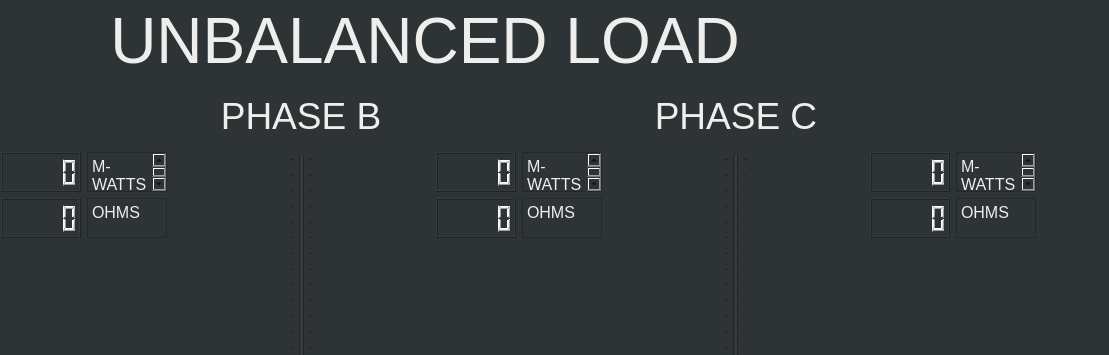
Old version of the form LoadControlGUI/Rev2.0/LoadControlGUI_Man.ui in the repository USAFACyberPower/CyberPower; both pictures show x 257 to 1366 and y 0 to 355 of the 1366 by 768 pixel window.
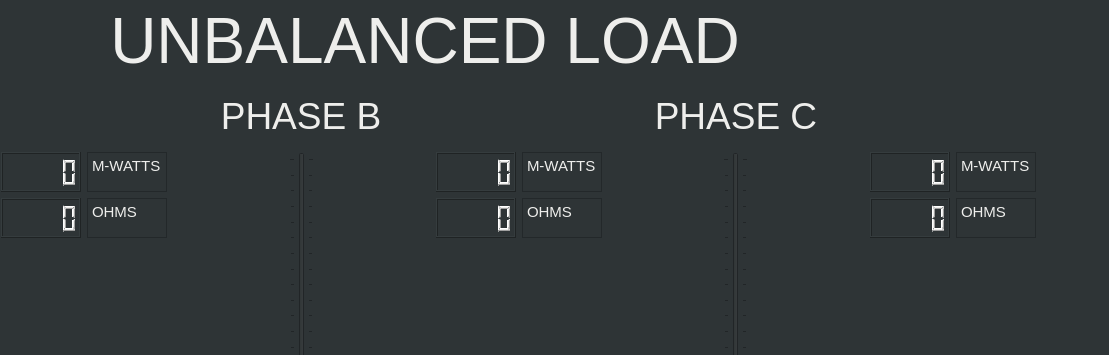
New version of the form.

Commit message: Enabled serial command tx with slider coordination.  Need to amend correct opcodes for full functionality.

What changed in the file:
```diff
--- a/LoadControlGUI/Rev2.0/LoadControlGUI_Man.ui
+++ b/LoadControlGUI/Rev2.0/LoadControlGUI_Man.ui
@@ -385,7 +385,7 @@
 &lt;html&gt;&lt;head&gt;&lt;meta name=&quot;qrichtext&quot; content=&quot;1&quot; /&gt;&lt;style type=&quot;text/css&quot;&gt;
 p, li { white-space: pre-wrap; }
 &lt;/style&gt;&lt;/head&gt;&lt;body style=&quot; font-family:'Ubuntu'; font-size:11pt; font-weight:400; font-style:normal;&quot;&gt;
-&lt;p style=&quot; margin-top:0px; margin-bottom:0px; margin-left:0px; margin-right:0px; -qt-block-indent:0; text-indent:0px;&quot;&gt;&lt;span style=&quot; font-size:12pt; color:#eeeeec;&quot;&gt;OHMS&lt;/span&gt;&lt;/p&gt;&lt;/body&gt;&lt;/html&gt;</string>
+&lt;p style=&quot; margin-top:0px; margin-bottom:0px; margin-left:0px; margin-right:0px; -qt-block-indent:0; text-indent:0px;&quot;&gt;&lt;span style=&quot; color:#eeeeec;&quot;&gt;OHMS&lt;/span&gt;&lt;/p&gt;&lt;/body&gt;&lt;/html&gt;</string>
           </property>
          </widget>
         </item>
@@ -408,7 +408,7 @@
 &lt;html&gt;&lt;head&gt;&lt;meta name=&quot;qrichtext&quot; content=&quot;1&quot; /&gt;&lt;style type=&quot;text/css&quot;&gt;
 p, li { white-space: pre-wrap; }
 &lt;/style&gt;&lt;/head&gt;&lt;body style=&quot; font-family:'Ubuntu'; font-size:11pt; font-weight:400; font-style:normal;&quot;&gt;
-&lt;p style=&quot; margin-top:0px; margin-bottom:0px; margin-left:0px; margin-right:0px; -qt-block-indent:0; text-indent:0px;&quot;&gt;&lt;span style=&quot; font-size:12pt; color:#eeeeec;&quot;&gt;M-WATTS&lt;/span&gt;&lt;/p&gt;&lt;/body&gt;&lt;/html&gt;</string>
+&lt;p style=&quot; margin-top:0px; margin-bottom:0px; margin-left:0px; margin-right:0px; -qt-block-indent:0; text-indent:0px;&quot;&gt;&lt;span style=&quot; color:#eeeeec;&quot;&gt;M-WATTS&lt;/span&gt;&lt;/p&gt;&lt;/body&gt;&lt;/html&gt;</string>
           </property>
          </widget>
         </item>
@@ -476,7 +476,7 @@
 &lt;html&gt;&lt;head&gt;&lt;meta name=&quot;qrichtext&quot; content=&quot;1&quot; /&gt;&lt;style type=&quot;text/css&quot;&gt;
 p, li { white-space: pre-wrap; }
 &lt;/style&gt;&lt;/head&gt;&lt;body style=&quot; font-family:'Ubuntu'; font-size:11pt; font-weight:400; font-style:normal;&quot;&gt;
-&lt;p style=&quot; margin-top:0px; margin-bottom:0px; margin-left:0px; margin-right:0px; -qt-block-indent:0; text-indent:0px;&quot;&gt;&lt;span style=&quot; font-size:12pt; color:#eeeeec;&quot;&gt;M-WATTS&lt;/span&gt;&lt;/p&gt;&lt;/body&gt;&lt;/html&gt;</string>
+&lt;p style=&quot; margin-top:0px; margin-bottom:0px; margin-left:0px; margin-right:0px; -qt-block-indent:0; text-indent:0px;&quot;&gt;&lt;span style=&quot; color:#eeeeec;&quot;&gt;M-WATTS&lt;/span&gt;&lt;/p&gt;&lt;/body&gt;&lt;/html&gt;</string>
           </property>
          </widget>
         </item>
@@ -499,7 +499,7 @@
 &lt;html&gt;&lt;head&gt;&lt;meta name=&quot;qrichtext&quot; content=&quot;1&quot; /&gt;&lt;style type=&quot;text/css&quot;&gt;
 p, li { white-space: pre-wrap; }
 &lt;/style&gt;&lt;/head&gt;&lt;body style=&quot; font-family:'Ubuntu'; font-size:11pt; font-weight:400; font-style:normal;&quot;&gt;
-&lt;p style=&quot; margin-top:0px; margin-bottom:0px; margin-left:0px; margin-right:0px; -qt-block-indent:0; text-indent:0px;&quot;&gt;&lt;span style=&quot; font-size:12pt; color:#eeeeec;&quot;&gt;OHMS&lt;/span&gt;&lt;/p&gt;&lt;/body&gt;&lt;/html&gt;</string>
+&lt;p style=&quot; margin-top:0px; margin-bottom:0px; margin-left:0px; margin-right:0px; -qt-block-indent:0; text-indent:0px;&quot;&gt;&lt;span style=&quot; color:#eeeeec;&quot;&gt;OHMS&lt;/span&gt;&lt;/p&gt;&lt;/body&gt;&lt;/html&gt;</string>
           </property>
          </widget>
         </item>
@@ -605,7 +605,7 @@
 &lt;html&gt;&lt;head&gt;&lt;meta name=&quot;qrichtext&quot; content=&quot;1&quot; /&gt;&lt;style type=&quot;text/css&quot;&gt;
 p, li { white-space: pre-wrap; }
 &lt;/style&gt;&lt;/head&gt;&lt;body style=&quot; font-family:'Ubuntu'; font-size:11pt; font-weight:400; font-style:normal;&quot;&gt;
-&lt;p style=&quot; margin-top:0px; margin-bottom:0px; margin-left:0px; margin-right:0px; -qt-block-indent:0; text-indent:0px;&quot;&gt;&lt;span style=&quot; font-size:12pt; color:#eeeeec;&quot;&gt;M-WATTS&lt;/span&gt;&lt;/p&gt;&lt;/body&gt;&lt;/html&gt;</string>
+&lt;p style=&quot; margin-top:0px; margin-bottom:0px; margin-left:0px; margin-right:0px; -qt-block-indent:0; text-indent:0px;&quot;&gt;&lt;span style=&quot; color:#eeeeec;&quot;&gt;M-WATTS&lt;/span&gt;&lt;/p&gt;&lt;/body&gt;&lt;/html&gt;</string>
           </property>
          </widget>
         </item>
@@ -628,7 +628,7 @@
 &lt;html&gt;&lt;head&gt;&lt;meta name=&quot;qrichtext&quot; content=&quot;1&quot; /&gt;&lt;style type=&quot;text/css&quot;&gt;
 p, li { white-space: pre-wrap; }
 &lt;/style&gt;&lt;/head&gt;&lt;body style=&quot; font-family:'Ubuntu'; font-size:11pt; font-weight:400; font-style:normal;&quot;&gt;
-&lt;p style=&quot; margin-top:0px; margin-bottom:0px; margin-left:0px; margin-right:0px; -qt-block-indent:0; text-indent:0px;&quot;&gt;&lt;span style=&quot; font-size:12pt; color:#eeeeec;&quot;&gt;OHMS&lt;/span&gt;&lt;/p&gt;&lt;/body&gt;&lt;/html&gt;</string>
+&lt;p style=&quot; margin-top:0px; margin-bottom:0px; margin-left:0px; margin-right:0px; -qt-block-indent:0; text-indent:0px;&quot;&gt;&lt;span style=&quot; color:#eeeeec;&quot;&gt;OHMS&lt;/span&gt;&lt;/p&gt;&lt;/body&gt;&lt;/html&gt;</string>
           </property>
          </widget>
         </item>
```
Left out of the diff: 4 changed lines with no effect on the pictures. The commit also changes 2 other files.
